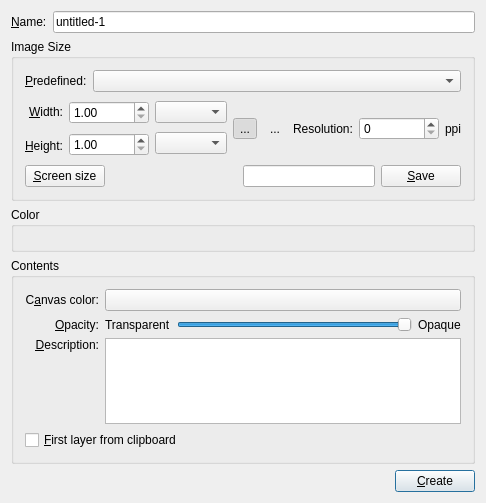
KDE/krita, file krita/ui/forms/wdgnewimage.ui: the form before one commit.
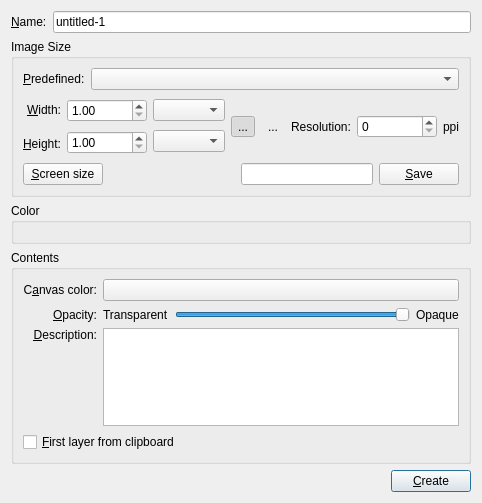
The form after the commit. Custom widgets are drawn as their Qt base class.

Commit message:
Remove any hardcoding of spaces to 6 and margins to 9/11 in Krita's UI

thanks boud for review

```diff
--- a/krita/ui/forms/wdgnewimage.ui
+++ b/krita/ui/forms/wdgnewimage.ui
@@ -69,9 +69,6 @@
        <layout class="QHBoxLayout">
         <item>
          <layout class="QVBoxLayout">
-          <property name="spacing">
-           <number>6</number>
-          </property>
           <property name="margin">
            <number>0</number>
           </property>
@@ -105,9 +102,6 @@
         </item>
         <item>
          <layout class="QVBoxLayout">
-          <property name="spacing">
-           <number>6</number>
-          </property>
           <property name="margin">
            <number>0</number>
           </property>
@@ -150,9 +144,6 @@
         </item>
         <item>
          <layout class="QVBoxLayout">
-          <property name="spacing">
-           <number>6</number>
-          </property>
           <property name="margin">
            <number>0</number>
           </property>
@@ -359,9 +350,6 @@
          <enum>QFrame::Plain</enum>
         </property>
         <layout class="QHBoxLayout">
-         <property name="spacing">
-          <number>6</number>
-         </property>
          <property name="margin">
           <number>0</number>
          </property>
@@ -453,9 +441,6 @@
    </item>
    <item>
     <layout class="QHBoxLayout">
-     <property name="spacing">
-      <number>6</number>
-     </property>
      <property name="margin">
       <number>0</number>
      </property>
@@ -492,8 +477,6 @@
    </item>
   </layout>
  </widget>
- <layoutdefault spacing="6" margin="11"/>
- <layoutfunction spacing="KDialog::spacingHint" margin="KDialog::marginHint"/>
  <customwidgets>
   <customwidget>
    <class>KColorButton</class>
```
The commit also changes 62 other files.
